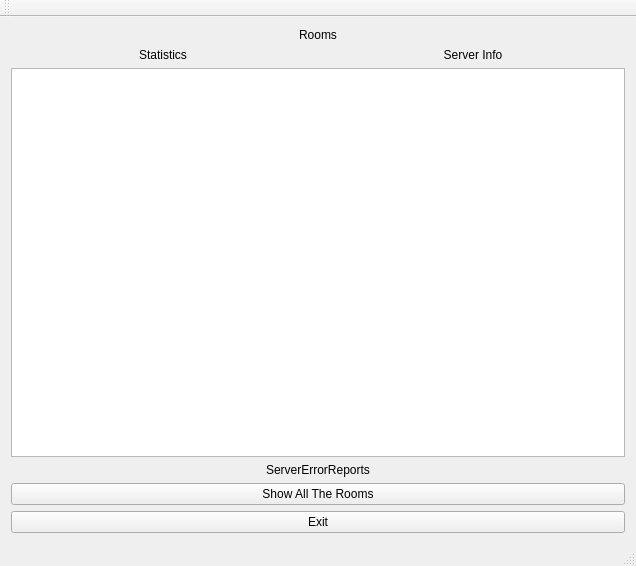
This is mainwindow.ui in Mar94oK/Viluy as Qt 5 draws it before an edit. The edited form follows.
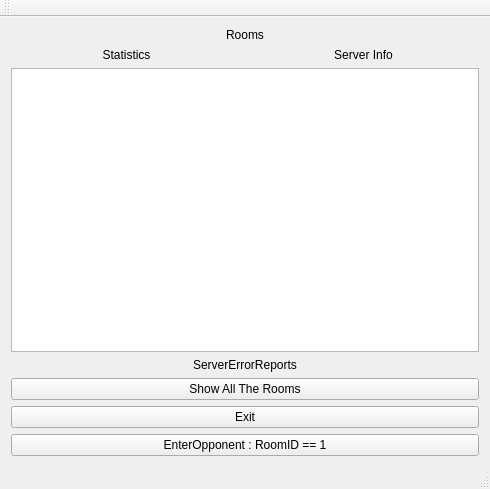
This is the edited form.

Commit message: Adding debug button for sending report opponents is entering room

```diff
--- a/mainwindow.ui
+++ b/mainwindow.ui
@@ -6,8 +6,8 @@
    <rect>
     <x>0</x>
     <y>0</y>
-    <width>636</width>
-    <height>566</height>
+    <width>490</width>
+    <height>489</height>
    </rect>
   </property>
   <property name="windowTitle">
@@ -90,6 +90,17 @@
       </item>
      </layout>
     </item>
+    <item>
+     <layout class="QGridLayout" name="debugControlsLayout">
+      <item row="0" column="0">
+       <widget class="QPushButton" name="btnEnterOpponent">
+        <property name="text">
+         <string>EnterOpponent : RoomID == 1</string>
+        </property>
+       </widget>
+      </item>
+     </layout>
+    </item>
    </layout>
   </widget>
   <widget class="QMenuBar" name="menuBar">
```
Left out of the diff: 6 changed lines with no effect on the pictures. The commit also changes 9 other files.
